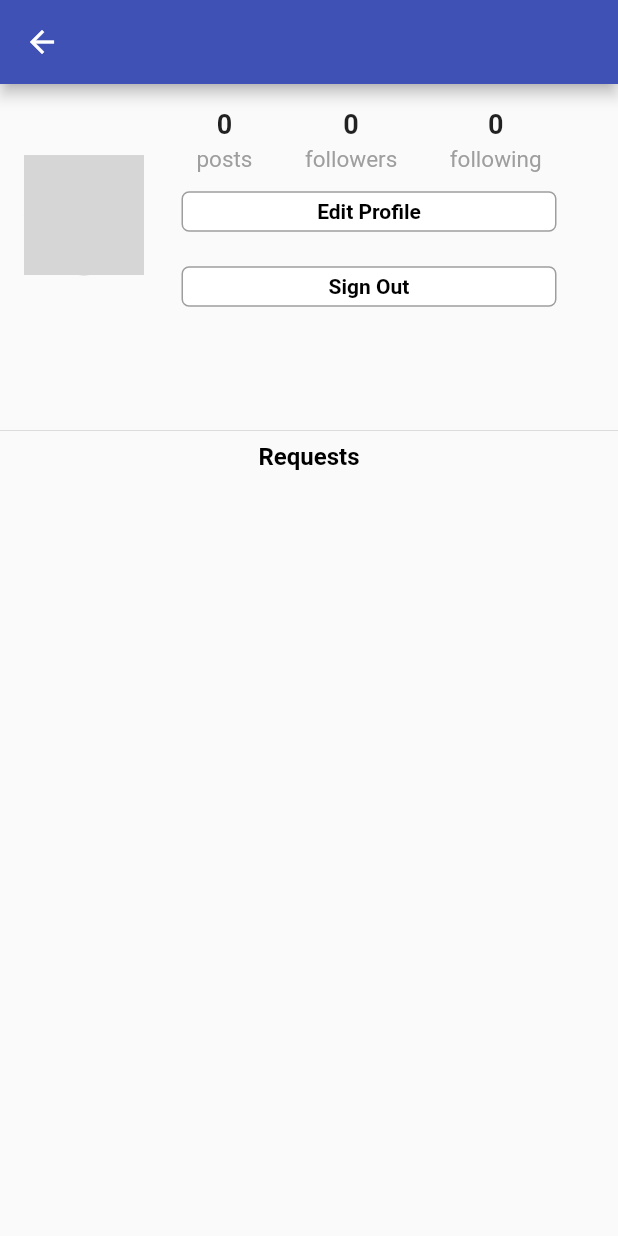
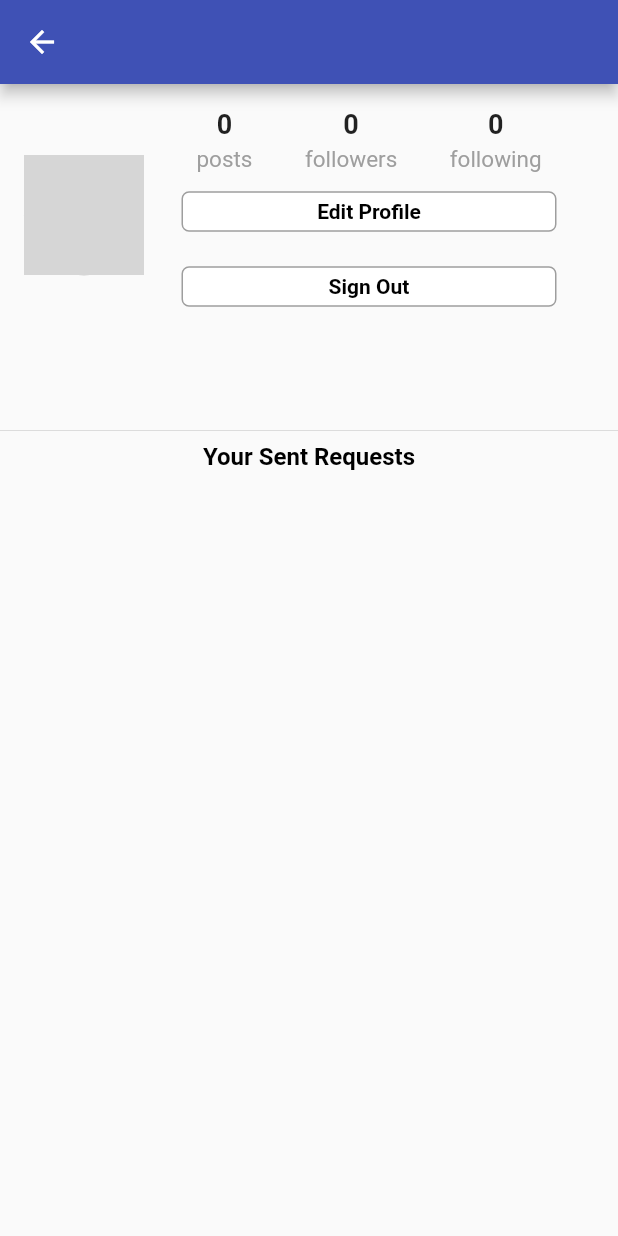
Before and after one commit to derekdotdev/request-live-riverpod, a Flutter app: the ProfileScreen screen opened directly with empty values, on a phone screen of 412 x 824 dp. Run offline on Flutter 3.47's test engine with Material 2 defaults, Android fonts, the phone set to English and light mode, and no system bars; our stand-ins replace cloud_firestore, firebase_auth, firebase_core, firebase_messaging, firebase_storage, flutter_hooks and 5 more; accounts and stored records are empty; network calls fail; grey boxes are pictures that could not be loaded.

Commit message:
Conditionally show user requests on profile page if userId matches args.id.

```diff
--- a/lib/screens/profile/profile_screen.dart
+++ b/lib/screens/profile/profile_screen.dart
@@ -150,7 +150,13 @@ class ProfileScreen extends HookConsumerWidget {
                 ),
               ),
               const Divider(),
-              const ProfileScreenRequestsHook(),
+              // If requester and this is their page, show requests they have made
+              (args.userId == userData.id)
+                  ? const ProfileScreenRequestsHook()
+                  : const SizedBox(
+                      height: 0,
+                      width: 0,
+                    ),
             ],
           );
         },
@@ -231,7 +237,7 @@ class ProfileScreenRequestsHook extends HookConsumerWidget {
         children: [
           const Center(
             child: Text(
-              'Requests',
+              'Your Sent Requests',
               style: TextStyle(
                 color: Colors.black,
                 fontWeight: FontWeight.bold,
```
